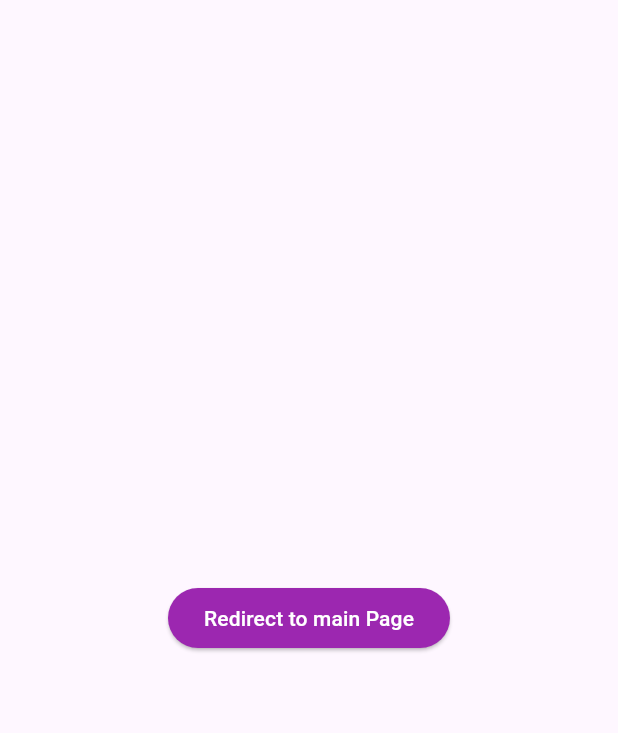
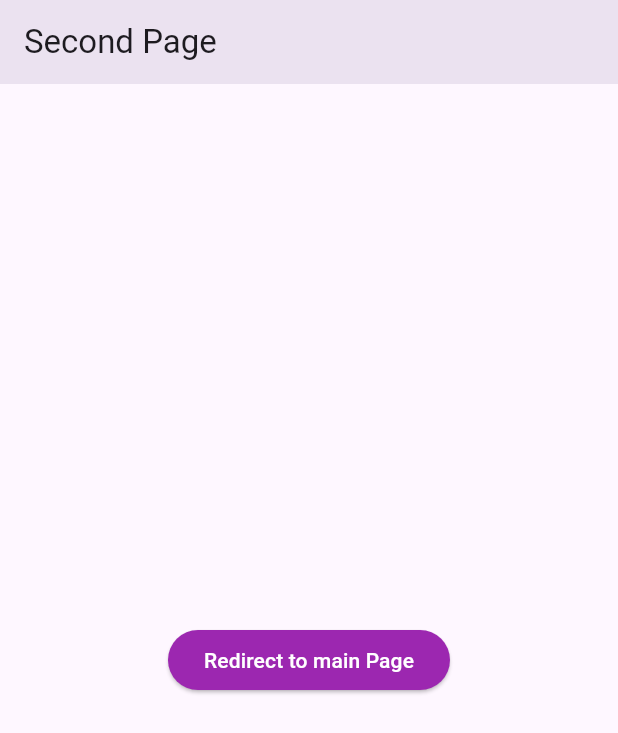
Before and after one commit to minhtetnaing117/go_routers, a Flutter app: the SecondPage screen opened by its route, on a phone screen of 412 x 824 dp. Shown: the top 733 px of the screen. Run offline on Flutter 3.47's test engine with Material 3 defaults, Android fonts, the phone set to English and light mode, and no system bars; our stand-ins replace go_router.

Commit message:
last clean code.

```diff
--- a/lib/pages/home_page.dart
+++ b/lib/pages/home_page.dart
@@ -8,11 +8,10 @@ class HomePage extends StatelessWidget {
   Widget build(BuildContext context) {
     return Scaffold(
       appBar: AppBar(
-        title: Text("Navigation Tuto"),
+        title: Text("Home"),
         elevation: 10,
       ),
-      body: Container(
-        child: Center(
+      body: Center(
         child: ElevatedButton(
           style: ElevatedButton.styleFrom(
               backgroundColor: Colors.red,
@@ -29,7 +28,6 @@ class HomePage extends StatelessWidget {
           child: Text("Redirect to details Page"),
         ),
       ),
-      ),
     );
   }
 }
--- a/lib/pages/second_page.dart
+++ b/lib/pages/second_page.dart
@@ -7,6 +7,10 @@ class SecondPage extends StatelessWidget {
   @override
   Widget build(BuildContext context) {
     return Scaffold(
+      appBar: AppBar(
+        title: const Text("Second Page"),
+        elevation: 10,
+      ),
       body: Center(
         child: ElevatedButton(
           style: ElevatedButton.styleFrom(
@@ -16,7 +20,7 @@ class SecondPage extends StatelessWidget {
           onPressed: () {
             context.goNamed('mainPage');
           },
-          child: Text("Redirect to main Page"),
+          child: const Text("Redirect to main Page"),
         ),
       ),
     );
```
Lines whose indentation alone changed are shown as unchanged.
